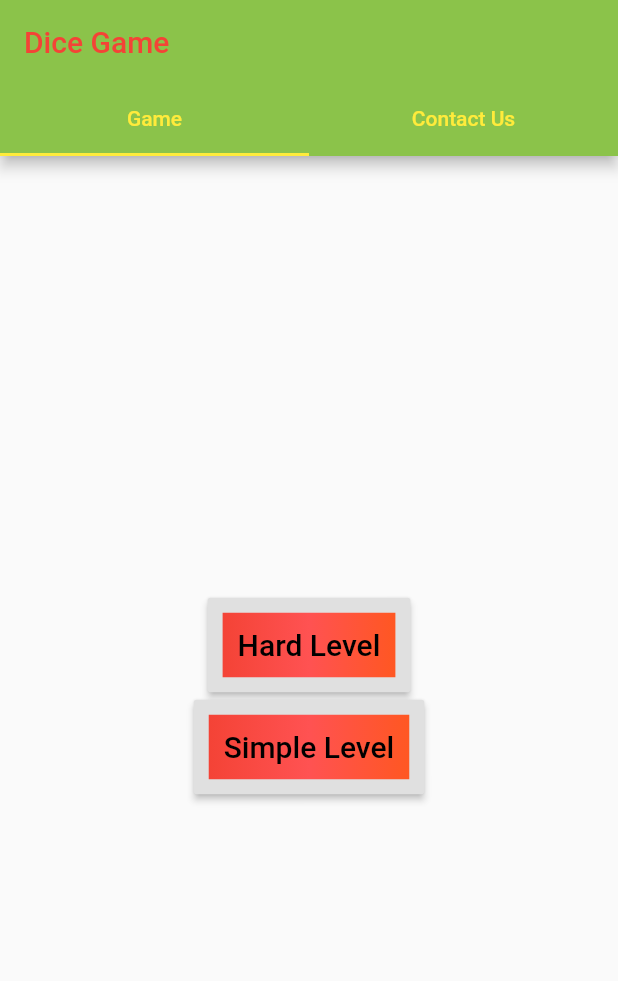
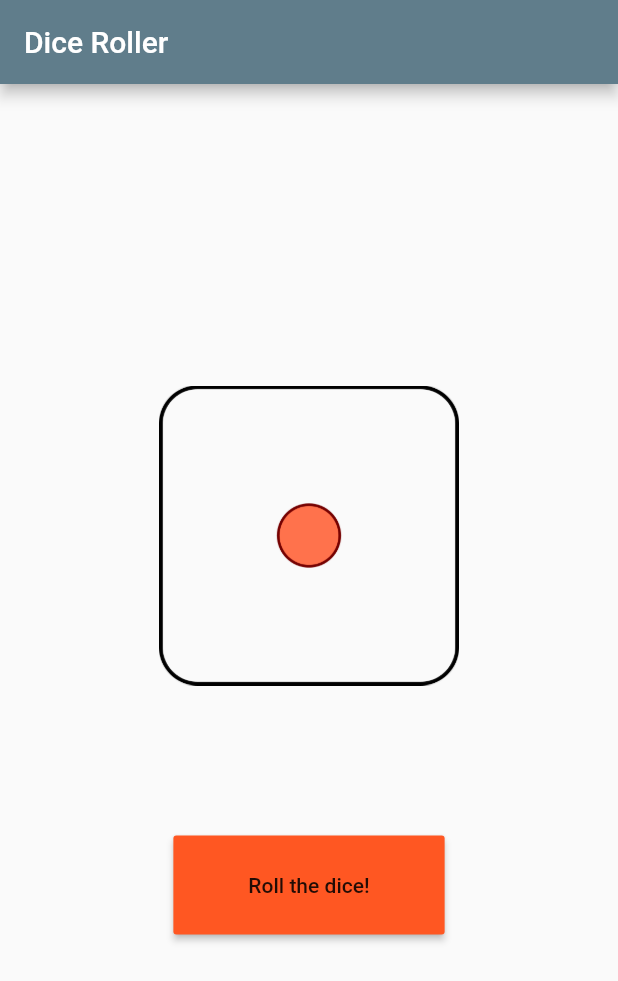
Before and after one commit to mnaumantahir/SP-17BCS-046, a Flutter app: the screen it shows after launch, after a tap on "Hard Level", on a phone screen of 412 x 824 dp. Shown: the top 981 px of the screen. Run offline on Flutter 3.47's test engine with Material 2 defaults, Android fonts, the phone set to English and light mode, and no system bars.

Commit message:
Add Hard Level with colors contrast and Contact us Data.

```diff
--- /dev/null
+++ b/lib/Hardlevel.dart
@@ -0,0 +1,90 @@
+import 'package:flutter/material.dart';
+import 'dart:math';
+
+class Hardlevel extends StatefulWidget {
+  @override
+  _HardlevelState createState() => _HardlevelState();
+}
+
+class _HardlevelState extends State<Hardlevel> {
+  AssetImage one = AssetImage("images/one.png");
+  AssetImage two = AssetImage("images/two.png");
+  AssetImage three = AssetImage("images/three.png");
+  AssetImage four = AssetImage("images/four.png");
+  AssetImage five = AssetImage("images/five.png");
+  AssetImage six = AssetImage("images/six.png");
+
+  AssetImage diceimage;
+
+  @override
+  void initState() {
+    super.initState();
+    setState(() {
+      diceimage = one;
+    });
+  }
+
+  void rollDice() {
+    int random = (1 + Random().nextInt(6));
+
+    AssetImage newImage;
+
+    switch (random) {
+      case 1:
+        newImage = one;
+        break;
+      case 2:
+        newImage = two;
+        break;
+      case 3:
+        newImage = three;
+        break;
+      case 4:
+        newImage = four;
+        break;
+      case 5:
+        newImage = five;
+        break;
+      case 6:
+        newImage = six;
+        break;
+    }
+    setState(() {
+      diceimage = newImage;
+    });
+  }
+
+  @override
+  Widget build(BuildContext context) {
+    return Scaffold(
+      appBar: AppBar(
+        title: Text('Dice Roller'),
+      ),
+      body: Container(
+        child: Center(
+          child: Column(
+            mainAxisAlignment: MainAxisAlignment.center,
+            children: <Widget>[
+              Image(
+                image: diceimage,
+                width: 200.0,
+                height: 200.0,
+              ),
+              Container(
+                margin: EdgeInsets.only(top: 100.0),
+                child: RaisedButton(
+                  color: Colors.deepOrange,
+                  padding: EdgeInsets.fromLTRB(50.0, 25.0, 50.0, 25.0),
+                  child: Text(
+                    'Roll the dice!',
+                  ),
+                  onPressed: rollDice,
+                ),
+              )
+            ],
+          ),
+        ),
+      ),
+    );
+  }
+}
--- a/lib/main.dart
+++ b/lib/main.dart
@@ -1,5 +1,6 @@
 import 'dart:async';
 import 'package:flutter/material.dart';
+import 'package:nouman/Hardlevel.dart';
 import 'package:nouman/HomePage.dart';
 // import 'package:quizzler/retry.dart';
 // import 'quiz_brain.dart';
@@ -90,7 +91,10 @@ class QuizApp extends StatelessWidget {
                   mainAxisAlignment: MainAxisAlignment.center,
                   children: [
                     RaisedButton(
-                      onPressed: () {},
+                      onPressed: ()  {
+                        Navigator.pushReplacement(
+                            context, MaterialPageRoute(builder: (context) => Hardlevel()));
+                      },
                       textColor: Colors.black,
                       padding: const EdgeInsets.all(10),
                       child: Container(
@@ -134,8 +138,8 @@ class QuizApp extends StatelessWidget {
                     ),
                   ],),
               ),
-              Text('Contact Page (Later will be change)',style: TextStyle(
-                color: Colors.red,
+              Text('Muhammad Nouman Tahir (Sp-17 BCS 046)',style: TextStyle(
+                color: Colors.red,fontSize: 25
               ),),
             ],
           ),
```
